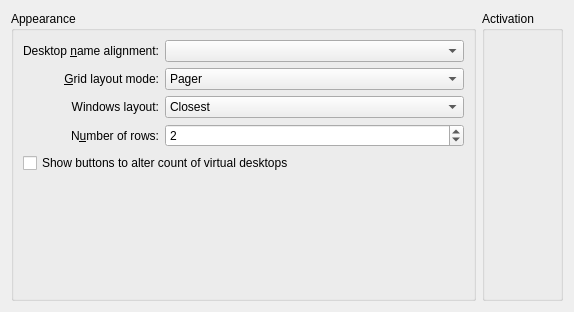
The window that src/effects/desktopgrid/desktopgrid_config.ui (KDE/kwin) describes before a commit, drawn with Qt 5.
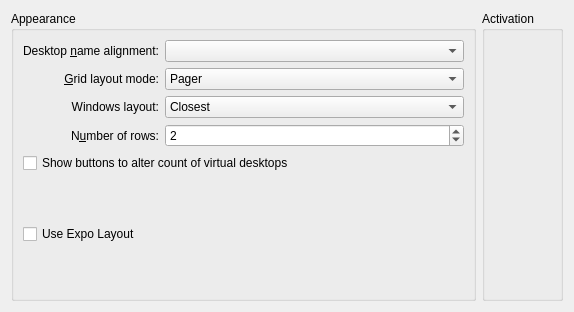
The same window after the commit. Custom widgets are drawn as their Qt base class.

Commit message:
effects/desktopgrid: Add configuration option to disable ExpoLayout
Implementation is not there yet, because there are multiple possible
paths, but the configuration will be common to all of them.

```diff
--- a/src/effects/desktopgrid/desktopgrid_config.ui
+++ b/src/effects/desktopgrid/desktopgrid_config.ui
@@ -117,6 +117,13 @@
         </property>
        </widget>
       </item>
+      <item row="5" column="0" colspan="2">
+       <widget class="QCheckBox" name="kcfg_UseExpoLayout">
+        <property name="text">
+         <string>Use Expo Layout</string>
+        </property>
+       </widget>
+      </item>
       <item row="1" column="0">
        <widget class="QLabel" name="label_7">
         <property name="text">
```
The commit also changes 6 other files.
